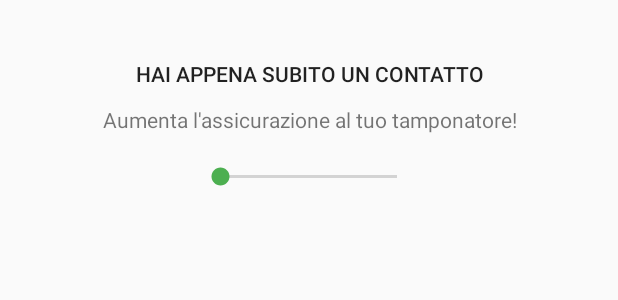
After one commit to fusaimoe/embedded-systems, an Android app: the layout alert_dialog.xml on its own in the app's theme, with its tools: preview values and no code run, on a phone screen of 412 x 824 dp. The commit adds this screen. Shown: the top 300 px of the screen. Run offline under Robolectric (Android 15) with nearby library versions, the phone set to English and light mode, and no system bars.

Commit message:
Added Contact Dialog
- Added Alert Contact Dialog
- Fixed GMailSender.java

```diff
--- /dev/null
+++ b/consegna-3/smart_car_android/app/src/main/res/layout/alert_dialog.xml
@@ -0,0 +1,43 @@
+<?xml version="1.0" encoding="utf-8"?>
+<RelativeLayout xmlns:android="http://schemas.android.com/apk/res/android"
+    xmlns:app="http://schemas.android.com/apk/res-auto"
+    android:layout_width="match_parent"
+    android:layout_height="match_parent"
+    xmlns:tools="http://schemas.android.com/tools"
+    android:id="@+id/fragment_car"
+    android:paddingBottom="@dimen/activity_vertical_margin"
+    android:paddingLeft="@dimen/activity_horizontal_margin"
+    android:paddingRight="@dimen/activity_horizontal_margin"
+    android:paddingTop="@dimen/activity_vertical_margin">
+
+    <TextView
+        android:id="@+id/contactLabel"
+        android:layout_width="match_parent"
+        android:layout_height="wrap_content"
+        android:text="Hai appena subito un contatto"
+        android:layout_marginTop="23dp"
+        android:layout_alignParentTop="true"
+        android:layout_alignParentStart="true"
+        android:textAppearance="@style/TextAppearance.AppCompat.Button"
+        android:textAlignment="center" />
+
+    <TextView
+        android:text="Aumenta l'assicurazione al tuo tamponatore!"
+        android:layout_width="wrap_content"
+        android:layout_height="wrap_content"
+        android:id="@+id/textView4"
+        android:textAlignment="center"
+        android:layout_below="@+id/contactLabel"
+        android:layout_centerHorizontal="true"
+        android:layout_marginTop="11dp" />
+
+    <SeekBar
+        android:layout_width="150dp"
+        android:layout_height="wrap_content"
+        android:layout_marginTop="19dp"
+        android:id="@+id/seekBar4"
+        style="@android:style/Widget.Material.SeekBar"
+        android:layout_below="@+id/textView4"
+        android:layout_centerHorizontal="true" />
+
+</RelativeLayout>
```
Also changed, not shown: consegna-3/smart_car_android/app/src/main/java/com/fusaimoe/smart_car/MainActivity.java (+88 -26 lines), consegna-3/smart_car_android/app/src/main/java/com/fusaimoe/smart_car/email/GMailSender.java (+7 -8 lines).
